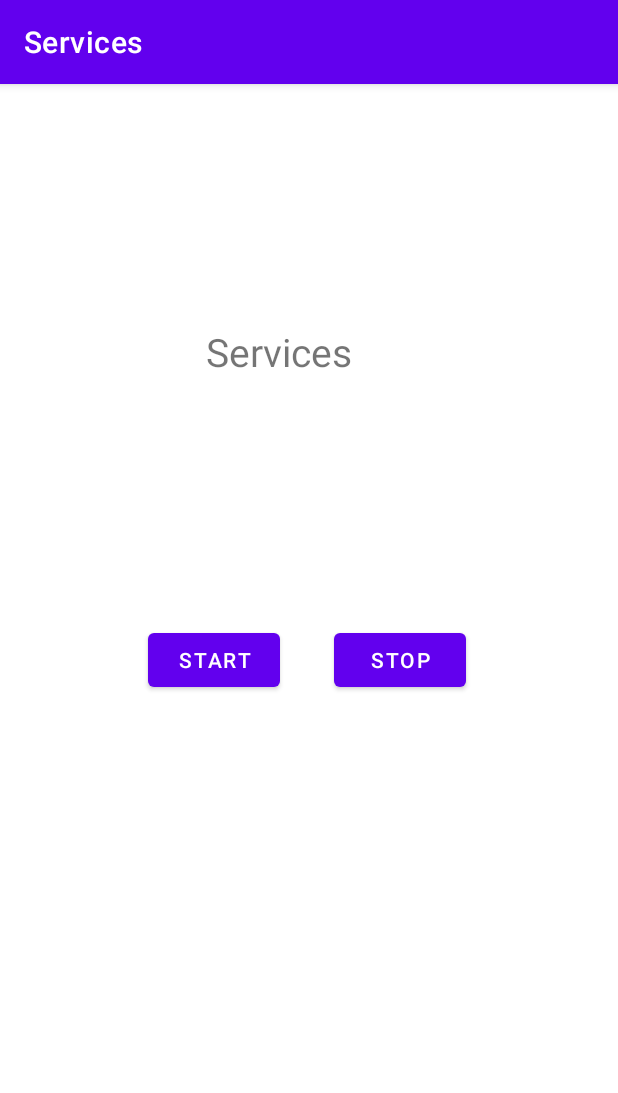
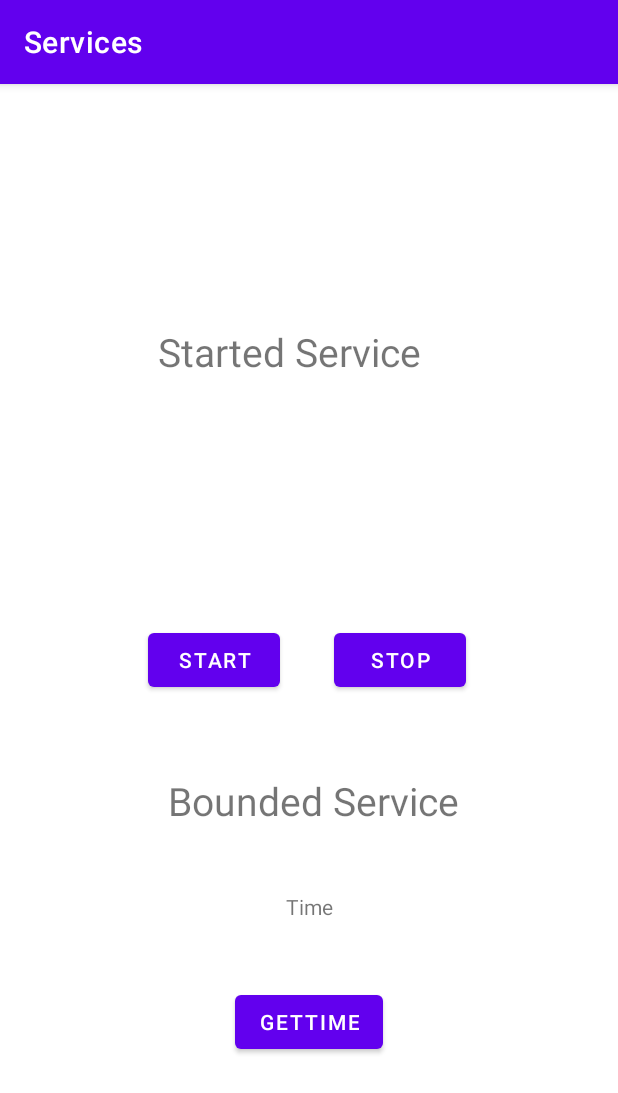
Before and after one commit to jashwin-2/Android, an Android app: the screen it shows after launch (MainActivity), on a phone screen of 412 x 824 dp. Shown: the top 1093 px of the screen. Run offline under Robolectric (Android 15) with nearby library versions, the phone set to English and light mode, and no system bars; 2 statements that could not run were skipped.

Commit message:
Started services and Bounded services

```diff
--- a/Services/app/src/main/java/com/example/services/MainActivity.kt
+++ b/Services/app/src/main/java/com/example/services/MainActivity.kt
@@ -1,10 +1,14 @@
 package com.example.services
 
+import android.content.ComponentName
+import android.content.Context
 import android.content.Intent
+import android.content.ServiceConnection
 import android.media.MediaPlayer
 import android.media.audiofx.BassBoost
 import androidx.appcompat.app.AppCompatActivity
 import android.os.Bundle
+import android.os.IBinder
 import android.provider.Settings
 import kotlinx.android.synthetic.main.activity_main.*
 
@@ -17,11 +21,40 @@ class MainActivity : AppCompatActivity() {
                 startService(it)
             }
         }
+
         btnStop.setOnClickListener {
             Intent(this, MyAndroidService::class.java).also {
                 stopService(it)
             }
 
         }
+
+        btnGetTime.setOnClickListener{
+            val time = myService.getTime()
+            tvTime.text = time
+        }
+    }
+
+    //Bonded Service
+    private lateinit var myService: MyAndroidService
+    private var bound = false
+
+    private val connection = object : ServiceConnection {
+        override fun onServiceConnected(p0: ComponentName?, service : IBinder?) {
+            val binder = service as MyAndroidService.LocalBinder
+            myService = binder.getService()
+            bound=true
+        }
+
+        override fun onServiceDisconnected(p0: ComponentName?) {
+            bound= false
+        }
+    }
+
+    override fun onStart() {
+        super.onStart()
+        Intent(this,MyAndroidService::class.java).also {
+            bindService(it,connection,Context.BIND_AUTO_CREATE)
+        }
     }
 }
--- a/Services/app/src/main/res/layout/activity_main.xml
+++ b/Services/app/src/main/res/layout/activity_main.xml
@@ -9,10 +9,10 @@
     <TextView
         android:layout_width="wrap_content"
         android:layout_height="wrap_content"
-        android:text="Services "
+        android:text="Started Service"
+        android:textSize="26sp"
         app:layout_constraintBottom_toBottomOf="parent"
         app:layout_constraintHorizontal_bias="0.446"
-        android:textSize="26sp"
         app:layout_constraintLeft_toLeftOf="parent"
         app:layout_constraintRight_toRightOf="parent"
         app:layout_constraintTop_toTopOf="parent"
@@ -40,4 +40,36 @@
         app:layout_constraintStart_toStartOf="parent"
         app:layout_constraintTop_toTopOf="parent" />
 
+    <TextView
+        android:id="@+id/textView"
+        android:layout_width="wrap_content"
+        android:layout_height="wrap_content"
+        android:layout_marginTop="52dp"
+        android:text="Bounded Service"
+        android:textSize="26sp"
+        app:layout_constraintEnd_toEndOf="parent"
+        app:layout_constraintHorizontal_bias="0.514"
+        app:layout_constraintStart_toStartOf="parent"
+        app:layout_constraintTop_toBottomOf="@+id/btnStart" />
+
+    <TextView
+        android:id="@+id/tvTime"
+        android:layout_width="wrap_content"
+        android:layout_height="wrap_content"
+        android:layout_marginTop="43dp"
+        android:text="Time"
+        app:layout_constraintEnd_toEndOf="parent"
+        app:layout_constraintStart_toStartOf="parent"
+        app:layout_constraintTop_toBottomOf="@+id/textView" />
+
+    <Button
+        android:id="@+id/btnGetTime"
+        android:layout_width="wrap_content"
+        android:layout_height="wrap_content"
+        android:layout_marginTop="43dp"
+        android:text="GetTime"
+        app:layout_constraintEnd_toEndOf="parent"
+        app:layout_constraintStart_toStartOf="parent"
+        app:layout_constraintTop_toBottomOf="@+id/tvTime" />
+
 </androidx.constraintlayout.widget.ConstraintLayout>
```
Also changed, not shown: Services/app/src/main/java/com/example/services/MyAndroidService.kt (+26 -5 lines).
